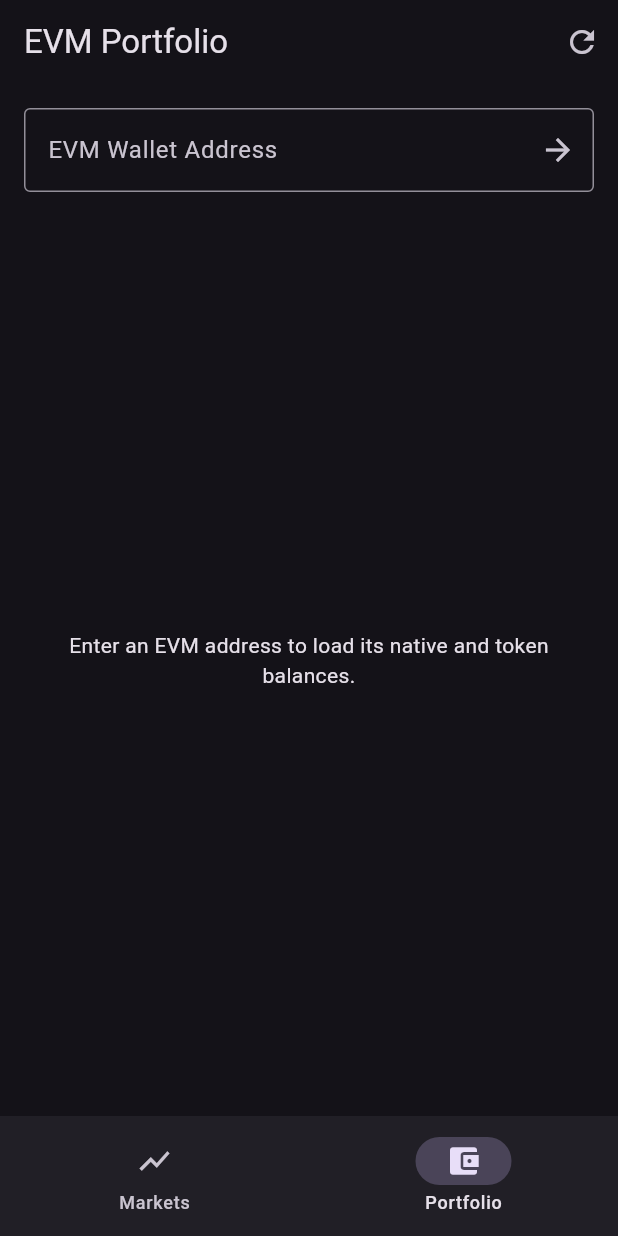
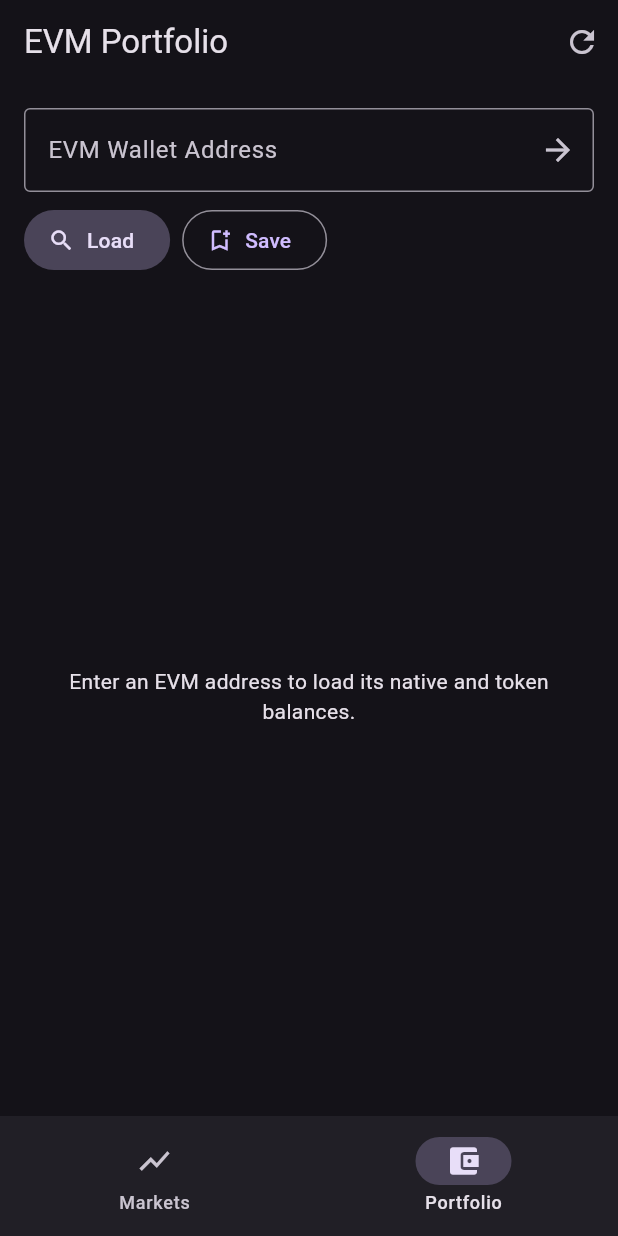
Before and after one commit to OsaeAddo/WalletWave, a Flutter app: the screen it shows after launch, item 2 of the bottom bar chosen, on a phone screen of 412 x 824 dp. Run offline on Flutter 3.47's test engine with Material 3 defaults, Android fonts, the phone set to English and light mode, and no system bars; our stand-ins replace dio, flutter_riverpod, flutter_secure_storage, freezed_annotation, go_router, isar_community; missing offline and left inert: wallet, web3dart; accounts and stored records are empty; generated files the repository leaves out were written again; network calls fail.

Commit message:
feat(portfolio): save, load, and remove wallets from the screen

```diff
--- a/lib/src/features/portfolio/presentation/portfolio_screen.dart
+++ b/lib/src/features/portfolio/presentation/portfolio_screen.dart
@@ -2,7 +2,9 @@ import 'package:flutter/material.dart';
 import 'package:flutter_riverpod/flutter_riverpod.dart';
 
 import '../application/portfolio_providers.dart';
+import '../application/saved_wallets_provider.dart';
 import '../domain/portfolio_snapshot.dart';
+import '../domain/saved_wallet.dart';
 import '../domain/token_balance.dart';
 
 class PortfolioScreen extends ConsumerStatefulWidget {
@@ -29,15 +31,45 @@ class _PortfolioScreenState extends ConsumerState<PortfolioScreen> {
     super.dispose();
   }
 
-  void _submitAddress() {
+  void _loadAddress([String? address]) {
+    final value = (address ?? _addressController.text).trim();
+    if (address != null) _addressController.text = value;
     FocusScope.of(context).unfocus();
-    ref.read(selectedAddressProvider.notifier).state =
-        _addressController.text.trim();
+    ref.read(selectedAddressProvider.notifier).state = value;
+  }
+
+  Future<void> _saveAddress() async {
+    FocusScope.of(context).unfocus();
+    try {
+      await ref
+          .read(savedWalletsProvider.notifier)
+          .save(_addressController.text);
+      if (!mounted) return;
+      _showMessage('Wallet saved');
+    } catch (error) {
+      if (!mounted) return;
+      _showMessage(error.toString().replaceFirst('Exception: ', ''));
+    }
+  }
+
+  Future<void> _removeWallet(SavedWallet wallet) async {
+    await ref.read(savedWalletsProvider.notifier).remove(wallet.id);
+    if (!mounted) return;
+    _showMessage('${wallet.label} removed');
+  }
+
+  void _showMessage(String message) {
+    ScaffoldMessenger.of(context)
+      ..hideCurrentSnackBar()
+      ..showSnackBar(SnackBar(content: Text(message)));
   }
 
   @override
   Widget build(BuildContext context) {
     final portfolioAsync = ref.watch(portfolioProvider);
+    final savedWallets =
+        ref.watch(savedWalletsProvider).valueOrNull ?? const [];
+    final theme = Theme.of(context);
 
     return Scaffold(
       appBar: AppBar(
@@ -46,8 +78,7 @@ class _PortfolioScreenState extends ConsumerState<PortfolioScreen> {
           IconButton(
             tooltip: 'Refresh balances',
             icon: const Icon(Icons.refresh),
-            onPressed: () =>
-                ref.read(portfolioProvider.notifier).refresh(),
+            onPressed: () => ref.read(portfolioProvider.notifier).refresh(),
           ),
         ],
       ),
@@ -58,7 +89,7 @@ class _PortfolioScreenState extends ConsumerState<PortfolioScreen> {
           children: [
             TextField(
               controller: _addressController,
-              onSubmitted: (_) => _submitAddress(),
+              onSubmitted: (_) => _loadAddress(),
               decoration: InputDecoration(
                 labelText: 'EVM Wallet Address',
                 hintText: '0x...',
@@ -66,11 +97,47 @@ class _PortfolioScreenState extends ConsumerState<PortfolioScreen> {
                 suffixIcon: IconButton(
                   tooltip: 'Load balances',
                   icon: const Icon(Icons.arrow_forward),
-                  onPressed: _submitAddress,
+                  onPressed: _loadAddress,
                 ),
               ),
             ),
-            const SizedBox(height: 24),
+            const SizedBox(height: 8),
+            Row(
+              children: [
+                FilledButton.tonalIcon(
+                  onPressed: _loadAddress,
+                  icon: const Icon(Icons.search),
+                  label: const Text('Load'),
+                ),
+                const SizedBox(width: 8),
+                OutlinedButton.icon(
+                  onPressed: _saveAddress,
+                  icon: const Icon(Icons.bookmark_add_outlined),
+                  label: const Text('Save'),
+                ),
+              ],
+            ),
+            if (savedWallets.isNotEmpty) ...[
+              const SizedBox(height: 16),
+              Text('Saved wallets', style: theme.textTheme.titleSmall),
+              const SizedBox(height: 4),
+              Wrap(
+                spacing: 8,
+                runSpacing: 4,
+                children: [
+                  for (final wallet in savedWallets)
+                    InputChip(
+                      avatar:
+                          const Icon(Icons.account_balance_wallet, size: 18),
+                      label: Text(wallet.label),
+                      onPressed: () => _loadAddress(wallet.address),
+                      // Built-in chip delete icon keeps removal discoverable.
+                      onDeleted: () => _removeWallet(wallet),
+                    ),
+                ],
+              ),
+            ],
+            const SizedBox(height: 16),
             Expanded(
               child: portfolioAsync.when(
                 data: (snapshot) => snapshot == null
@@ -163,7 +230,7 @@ class _PortfolioView extends StatelessWidget {
                 ),
                 const SizedBox(height: 12),
                 Text(
-                  _shortAddress(snapshot.address),
+                  shortAddress(snapshot.address),
                   style: theme.textTheme.bodySmall?.copyWith(
                     color: theme.colorScheme.onSurfaceVariant,
                   ),
@@ -193,12 +260,6 @@ class _PortfolioView extends StatelessWidget {
       ],
     );
   }
-
-  /// `0x1234…abcd` keeps the card compact for long addresses.
-  static String _shortAddress(String address) {
-    if (address.length <= 12) return address;
-    return '${address.substring(0, 6)}…${address.substring(address.length - 4)}';
-  }
 }
 
 class _TokenRow extends StatelessWidget {
```
